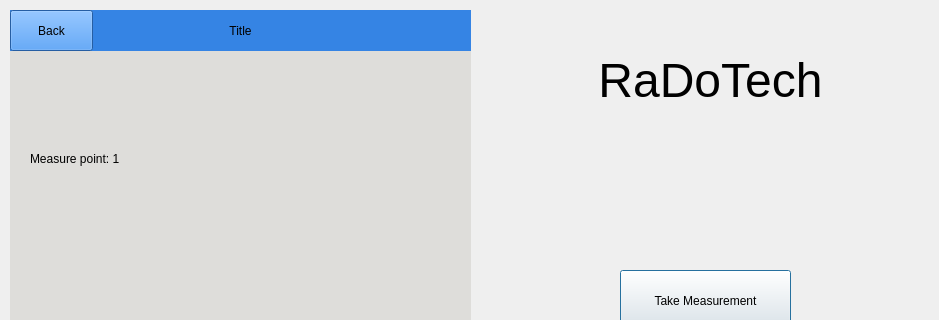
Before: the Qt Designer form Team32-3004-Project/mainwindow.ui in Harry-Dinh/COMP-3004-F24-Final, drawn with Qt 5; both pictures show x 0 to 939 and y 0 to 320 of the 939 by 692 pixel window.
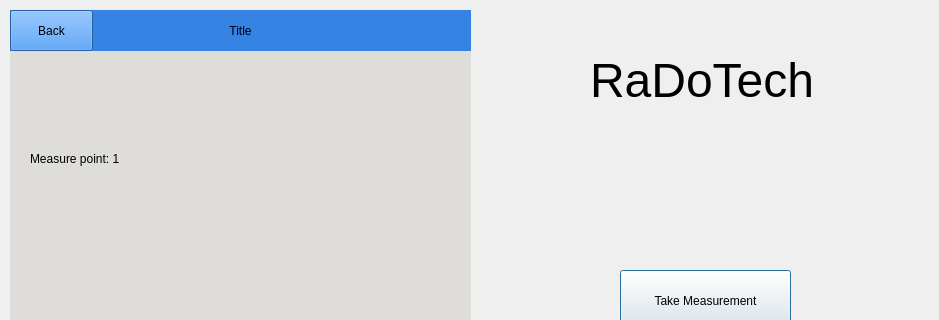
After: the same form once the commit is applied. The open tabs and pages were chosen to show the change. Icons and pictures are not drawn.

Commit message: Handle measurement being interrupted if device turns off or battery runs out + create a signal measurementInterrupted() and handleMeasureInterrupt() + refactor measurement deletion into handleMeasureInterrupt()

What changed in the file:
```diff
--- a/Team32-3004-Project/mainwindow.ui
+++ b/Team32-3004-Project/mainwindow.ui
@@ -378,7 +378,7 @@
        <rect>
         <x>20</x>
         <y>100</y>
-        <width>131</width>
+        <width>421</width>
         <height>17</height>
        </rect>
       </property>
@@ -584,14 +584,11 @@
      <string>RaDoTech</string>
     </property>
     <property name="textFormat">
-     <enum>Qt::TextFormat::AutoText</enum>
+     <enum>Qt::PlainText</enum>
     </property>
     <property name="scaledContents">
      <bool>false</bool>
     </property>
-    <property name="alignment">
-     <set>Qt::AlignmentFlag::AlignCenter</set>
-    </property>
    </widget>
   </widget>
  </widget>
```
Left out of the diff: 11 changed lines with no effect on the pictures. The commit also changes 2 other files.
